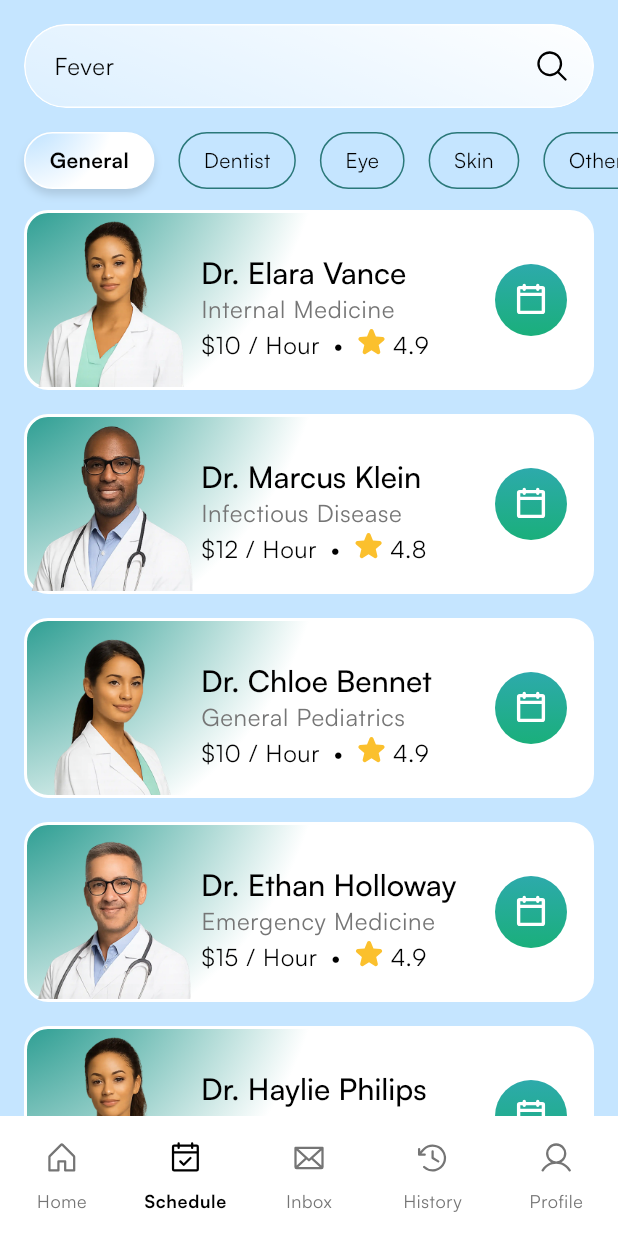
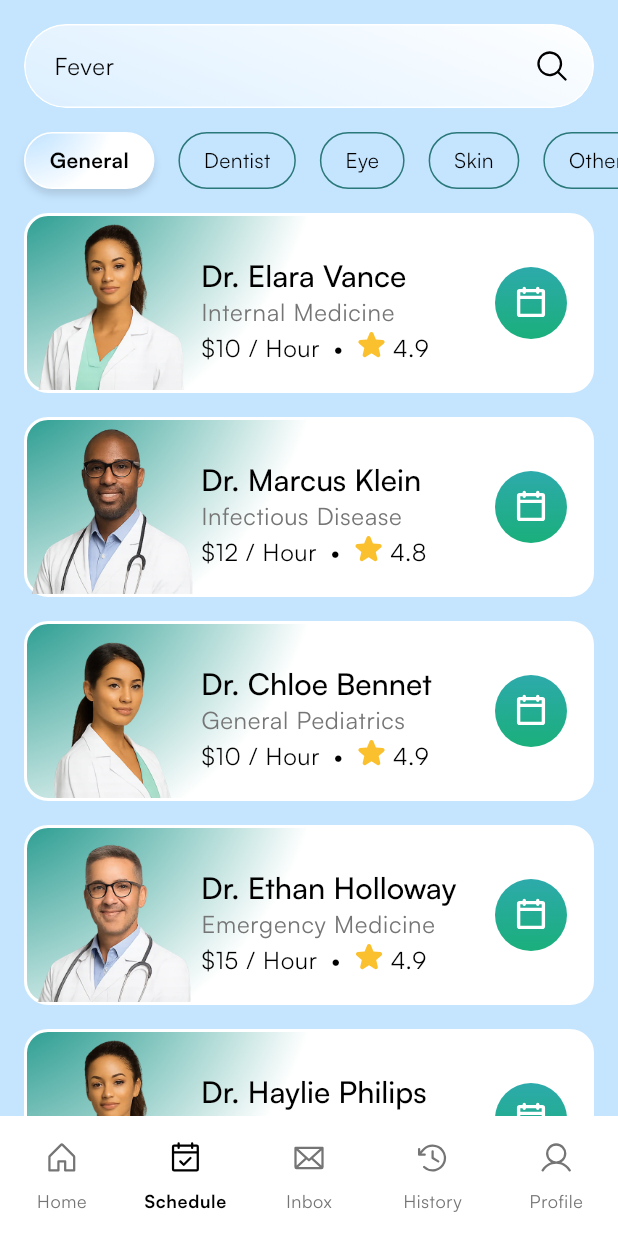
Before and after one commit to nabssense/ID-Camp-2025-Flutter-Submission-Kelas-Dasar, a Flutter app: the screen it shows after launch, item 2 of the bottom bar chosen, scrolled down 140 dp, on a phone screen of 412 x 824 dp. Run offline on Flutter 3.47's test engine with Material 3 defaults, Android fonts, the light colour scheme and no system bars; our stand-ins replace flutter_svg, phosphor_flutter, share_plus.

Commit message:
Update Revisi Perbaikan Review ke 3

```diff
--- a/lib/book_appointment_screen.dart
+++ b/lib/book_appointment_screen.dart
@@ -220,7 +220,7 @@ class MobileScreen extends StatelessWidget {
               sliver: SliverPersistentHeader(
                 pinned: true,
                 delegate: _StickyHeaderDelegate(
-                  height: 140,
+                  height: 142,
                   child: Padding(
                     padding: EdgeInsets.symmetric(horizontal: 16, vertical: 16),
                     child: Column(
--- a/lib/history_screen.dart
+++ b/lib/history_screen.dart
@@ -224,9 +224,9 @@ class MobileScreen extends StatelessWidget {
               sliver: SliverPersistentHeader(
                 pinned: true,
                 delegate: _StickyHeaderDelegate(
-                  height: 132,
+                  height: 142,
                   child: Padding(
-                    padding: const EdgeInsets.fromLTRB(16, 8, 16, 8),
+                    padding: EdgeInsets.symmetric(horizontal: 16, vertical: 16),
                     child: Align(
                       alignment: Alignment.centerLeft,
                       child: Column(
```
